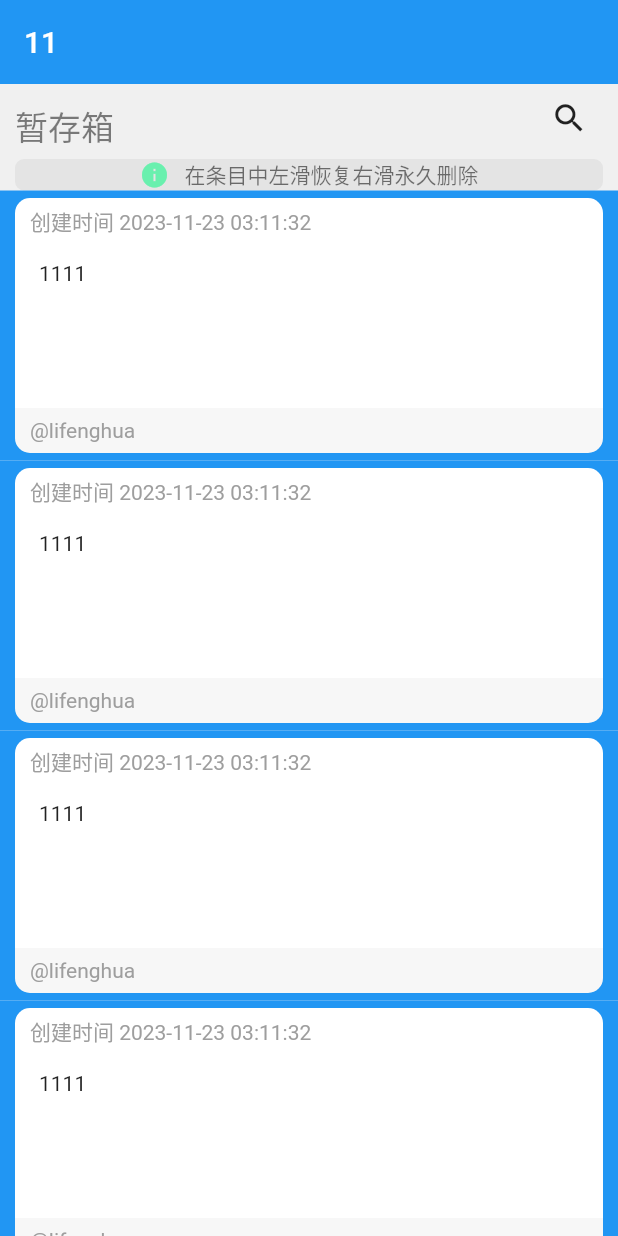
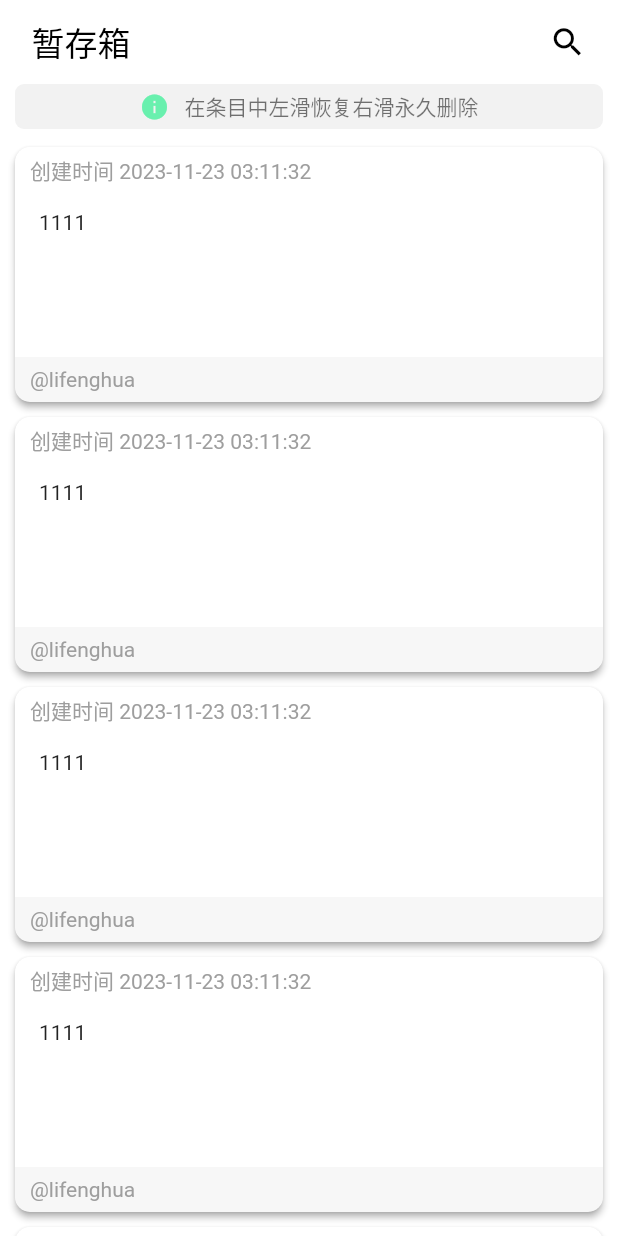
Before and after one commit to EmotionDemo/memos, a Flutter app: the CollectPage screen opened directly, on a phone screen of 412 x 824 dp. Run offline on Flutter 3.47's test engine with Material 2 defaults, Android fonts, the light colour scheme and no system bars; our stand-ins replace flutter_heatmap_calendar, flutter_markdown, flutter_screenutil, fluttertoast; missing offline and left inert: dart:ffi, flutter_displaymode.

Commit message:
1、修复了状态栏中文本不显示的问题 2、修复了暂存箱中删除某个内容时产生的角标越界的问题 3、修复了"更多"中，顶部统计数据消失的问题

```diff
--- a/lib/auth/main_page.dart
+++ b/lib/auth/main_page.dart
@@ -26,7 +26,7 @@ class _MainPageState extends State<MainPage> {
   late AssetImage moreSelectedImg;
   late AssetImage addImg;
   late AssetImage addSelectedImg;
-  var _pageController = PageController(initialPage: 2, keepPage: true);
+  var _pageController = PageController(initialPage: 3, keepPage: true);
 
   @override
   void dispose() {
@@ -49,7 +49,7 @@ class _MainPageState extends State<MainPage> {
   void initState() {
     super.initState();
     //默认初始化显示的页数
-    _currentIndex = 2;
+    _currentIndex = 3;
     collectImg = const AssetImage('images/ic_collect.png');
     collectSelectedImg = const AssetImage('images/ic_collect_selected.png');
     labelImg = const AssetImage('images/ic_label.png');
--- a/lib/pages/collect_page.dart
+++ b/lib/pages/collect_page.dart
@@ -1,5 +1,6 @@
 import 'package:flutter/material.dart';
 import 'package:memos/utils/toast.dart';
+import 'package:uuid/uuid.dart';
 
 import '../view/delete_card_view.dart';
 
@@ -58,49 +59,53 @@ class _CollectPageState extends State<CollectPage> {
     return list;
   }
 
+  var listItemCount = 0;
+  List<Widget> list = [Container()];
+
+  @override
+  void initState() {
+    super.initState();
+    list = _queryHoldUpBoxData();
+    listItemCount = list.length;
+  }
+
   @override
   Widget build(BuildContext context) {
-    List<Widget> list = _queryHoldUpBoxData().toList();
     return Scaffold(
       appBar: AppBar(
-        title: Text('11'),
-        elevation: 0,
-      ),
-      backgroundColor: Colors.black12.withOpacity(0.06),
-      body: SingleChildScrollView(
-        child: Column(
-          // mainAxisSize: MainAxisSize.max,
-          children: [
-            Row(
+        backgroundColor: Colors.white,
+        title: Row(
           mainAxisAlignment: MainAxisAlignment.spaceBetween,
           children: [
             Container(
               alignment: Alignment.centerLeft,
-                  margin: const EdgeInsets.only(left: 10, top: 10),
+              margin: const EdgeInsets.only(left: 5, top: 5, bottom: 5),
+              padding: EdgeInsets.only(top: 20, bottom: 20),
               child: Text(
                 '暂存箱',
-                    style: TextStyle(
-                        color: Colors.black54.withOpacity(0.5), fontSize: 22),
+                style: TextStyle(color: Colors.black, fontSize: 22),
               ),
             ),
             InkWell(
               child: Container(
-                    margin: EdgeInsets.only(top: 10, right: 20, bottom: 10),
+                margin: EdgeInsets.only(top: 5, right: 5, bottom: 5),
                 child: Icon(
                   Icons.search,
                   size: 25,
+                  color: Colors.black,
                 ),
               ),
               onTap: () {},
             ),
           ],
         ),
-            const SizedBox(
-              height: 5,
+        elevation: 0,
       ),
+      backgroundColor: Colors.white,
+      body: Column(
+        children: [
           Container(
-              // height: 35,
-              // color: Colors.red,
+            height: 30,
             margin: const EdgeInsets.only(left: 10, right: 10),
             decoration: BoxDecoration(
               color: Colors.black12.withOpacity(0.05),
@@ -108,7 +113,6 @@ class _CollectPageState extends State<CollectPage> {
             ),
             child: Row(
               mainAxisAlignment: MainAxisAlignment.center,
-                // mainAxisSize: MainAxisSize.min,
               children: const [
                 Icon(
                   Icons.info,
@@ -125,19 +129,25 @@ class _CollectPageState extends State<CollectPage> {
               ],
             ),
           ),
-
-            ListView.builder(
-             physics: const NeverScrollableScrollPhysics(),
+          SizedBox(
+            height: 7,
+          ),
+          Expanded(
+            child: ListView.builder(
+              // physics: const NeverScrollableScrollPhysics(),
               shrinkWrap: true,
-              itemCount: list.length,
+              itemCount: listItemCount,
               itemBuilder: (context, index) {
                 final item = list[index];
                 return Dismissible(
-                  key: Key(index.toString()),
+                  key: Key(Uuid().v4().toString()),
                   onDismissed: (DismissDirection direction) {
                     if (direction == DismissDirection.endToStart) {
                       //恢复
                       list.removeAt(index);
+                      setState(() {
+                        listItemCount = list.length;
+                      });
                     } else {
                       //永久删除
                       ToastUtil.showToast(message: direction.name);
@@ -148,8 +158,8 @@ class _CollectPageState extends State<CollectPage> {
                 );
               },
             ),
+          ),
         ],
-        ),
       ),
     );
   }
--- a/lib/pages/tag_page.dart
+++ b/lib/pages/tag_page.dart
@@ -47,7 +47,7 @@ class _TagPageState extends State<TagPage> {
                 mainAxisAlignment: MainAxisAlignment.spaceBetween,
                 children: [
                   Container(
-                    margin: EdgeInsets.all(10),
+                    margin: const EdgeInsets.all(10),
                     child: Text(
                       'Flags',
                       style: TextStyle(color: Colors.grey, fontSize: 22),
--- a/lib/view/delete_card_view.dart
+++ b/lib/view/delete_card_view.dart
@@ -23,19 +23,15 @@ class _NoteCardState extends State<DeleteCard> {
   Widget build(BuildContext context) {
     return Container(
       constraints: const BoxConstraints(maxHeight: 180, minHeight: 100),
-      color: Colors.blue,
       alignment: Alignment.topLeft,
       child: Card(
           clipBehavior: Clip.antiAlias,
           color: Colors.white,
           shadowColor: Colors.grey,
-          elevation: 0,
+          elevation: 2,
           shape: RoundedRectangleBorder(
             borderRadius: BorderRadius.circular(10),
-            // side: BorderSide(
-            //   color: Colors.white,
-            //   width: 1,
-            // ),
+
           ),
           margin: const EdgeInsets.fromLTRB(10, 5, 10, 5),
           child: Column(
--- a/lib/view/note_card_view.dart
+++ b/lib/view/note_card_view.dart
@@ -27,7 +27,7 @@ class _NoteCardState extends State<NoteCard> {
           clipBehavior: Clip.antiAlias,
           color: Colors.white,
           shadowColor: Colors.grey,
-          elevation: 0,
+          elevation: 2,
           shape: RoundedRectangleBorder(
             borderRadius: BorderRadius.circular(10),
             // side: BorderSide(
--- a/pubspec.yaml
+++ b/pubspec.yaml
@@ -36,6 +36,7 @@ dependencies:
   cupertino_icons: ^1.0.2
   flutter_displaymode: ^0.5.0
   fluttertoast: ^8.2.1
+  uuid: ^1.0.3
 #  flutter_quill: ^6.0.1
 #  flutter_quill: ^7.0.1
 #  fleather: ^1.6.0
```
Also changed, not shown: lib/pages/add_page.dart (+14 -13 lines), lib/pages/more_page.dart (+9 -4 lines), pubspec.lock. Lines whose indentation alone changed are shown as unchanged.
